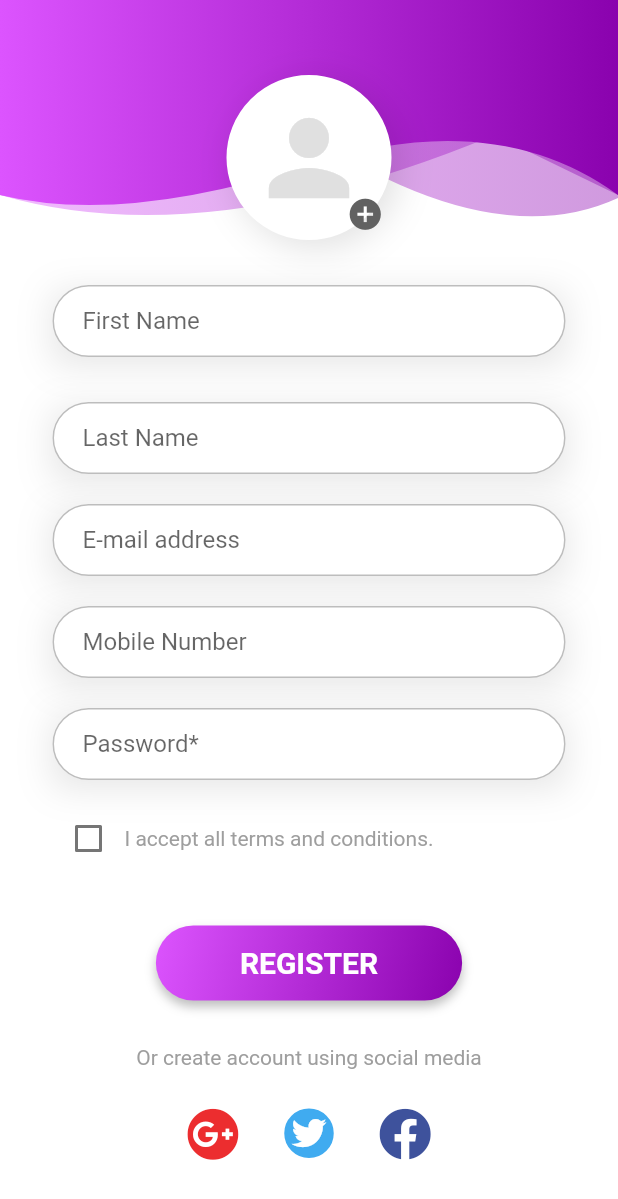
After one commit to FlutterTutorialNet/flutter_login_ui, a Flutter app: the RegistrationPage screen opened directly, on a phone screen of 412 x 824 dp. The commit adds this screen. Shown: the top 1199 px of the screen. Run offline on Flutter 3.47's test engine with Material 2 defaults, Android fonts, the phone set to English and light mode, and no system bars; our stand-ins replace font_awesome_flutter, hexcolor, otp_text_field.

Commit message:
Added all pages.

```diff
--- a/lib/common/theme_helper.dart
+++ b/lib/common/theme_helper.dart
@@ -16,6 +16,16 @@ class ThemeHelper{
       errorBorder: OutlineInputBorder(borderRadius: BorderRadius.circular(100.0), borderSide: BorderSide(color: Colors.red, width: 2.0)),
       focusedErrorBorder: OutlineInputBorder(borderRadius: BorderRadius.circular(100.0), borderSide: BorderSide(color: Colors.red, width: 2.0)),
     );
+  }
+
+  BoxDecoration inputBoxDecorationShaddow() {
+    return BoxDecoration(boxShadow: [
+      BoxShadow(
+        color: Colors.black.withOpacity(0.1),
+        blurRadius: 20,
+        offset: const Offset(0, 5),
+      )
+    ]);
   }
 
   BoxDecoration buttonBoxDecoration(BuildContext context, [String color1 = "", String color2 = ""]) {
@@ -59,6 +69,26 @@ class ThemeHelper{
     );
   }
 
+  AlertDialog alartDialog(String title, String content, BuildContext context) {
+    return AlertDialog(
+      title: Text(title),
+      content: Text(content),
+      actions: [
+        TextButton(
+          child: Text(
+            "OK",
+            style: TextStyle(color: Colors.white),
+          ),
+          style: ButtonStyle(
+              backgroundColor: MaterialStateProperty.all(Colors.black38)),
+          onPressed: () {
+            Navigator.of(context).pop();
+          },
+        ),
+      ],
+    );
+  }
+
 }
 
 class LoginFormStyle{
--- /dev/null
+++ b/lib/pages/registration_page.dart
@@ -0,0 +1,281 @@
+
+import 'package:flutter/cupertino.dart';
+import 'package:flutter/material.dart';
+import 'package:flutter_login_ui/common/theme_helper.dart';
+import 'package:flutter_login_ui/pages/widgets/header_widget.dart';
+import 'package:font_awesome_flutter/font_awesome_flutter.dart';
+import 'package:hexcolor/hexcolor.dart';
+
+import 'profile_page.dart';
+
+class RegistrationPage extends  StatefulWidget{
+  @override
+  State<StatefulWidget> createState() {
+     return _RegistrationPageState();
+  }
+}
+
+class _RegistrationPageState extends State<RegistrationPage>{
+
+  final _formKey = GlobalKey<FormState>();
+  bool checkedValue = false;
+  bool checkboxValue = false;
+
+  @override
+  Widget build(BuildContext context) {
+    return Scaffold(
+      backgroundColor: Colors.white,
+      body: SingleChildScrollView(
+        child: Stack(
+          children: [
+            Container(
+              height: 150,
+              child: HeaderWidget(150, false, Icons.person_add_alt_1_rounded),
+            ),
+            Container(
+              margin: EdgeInsets.fromLTRB(25, 50, 25, 10),
+              padding: EdgeInsets.fromLTRB(10, 0, 10, 0),
+              alignment: Alignment.center,
+              child: Column(
+                children: [
+                  Form(
+                    key: _formKey,
+                    child: Column(
+                      children: [
+                        GestureDetector(
+                          child: Stack(
+                            children: [
+                              Container(
+                                padding: EdgeInsets.all(10),
+                                decoration: BoxDecoration(
+                                  borderRadius: BorderRadius.circular(100),
+                                  border: Border.all(
+                                      width: 5, color: Colors.white),
+                                  color: Colors.white,
+                                  boxShadow: [
+                                    BoxShadow(
+                                      color: Colors.black12,
+                                      blurRadius: 20,
+                                      offset: const Offset(5, 5),
+                                    ),
+                                  ],
+                                ),
+                                child: Icon(
+                                  Icons.person,
+                                  color: Colors.grey.shade300,
+                                  size: 80.0,
+                                ),
+                              ),
+                              Container(
+                                padding: EdgeInsets.fromLTRB(80, 80, 0, 0),
+                                child: Icon(
+                                  Icons.add_circle,
+                                  color: Colors.grey.shade700,
+                                  size: 25.0,
+                                ),
+                              ),
+                            ],
+                          ),
+                        ),
+                        SizedBox(height: 30,),
+                        Container(
+                          child: TextFormField(
+                            decoration: ThemeHelper().textInputDecoration('First Name', 'Enter your first name'),
+                          ),
+                          decoration: ThemeHelper().inputBoxDecorationShaddow(),
+                        ),
+                        SizedBox(height: 30,),
+                        Container(
+                          child: TextFormField(
+                            decoration: ThemeHelper().textInputDecoration('Last Name', 'Enter your last name'),
+                          ),
+                          decoration: ThemeHelper().inputBoxDecorationShaddow(),
+                        ),
+                        SizedBox(height: 20.0),
+                        Container(
+                          child: TextFormField(
+                            decoration: ThemeHelper().textInputDecoration("E-mail address", "Enter your email"),
+                            keyboardType: TextInputType.emailAddress,
+                            validator: (val) {
+                              if(!(val!.isEmpty) && !RegExp(r"^[a-zA-Z0-9.!#$%&'*+/=?^_`{|}~-]+@[a-zA-Z0-9](?:[a-zA-Z0-9-]{0,253}[a-zA-Z0-9])?(?:\.[a-zA-Z0-9](?:[a-zA-Z0-9-]{0,253}[a-zA-Z0-9])?)*$").hasMatch(val)){
+                                return "Enter a valid email address";
+                              }
+                              return null;
+                            },
+                          ),
+                          decoration: ThemeHelper().inputBoxDecorationShaddow(),
+                        ),
+                        SizedBox(height: 20.0),
+                        Container(
+                          child: TextFormField(
+                            decoration: ThemeHelper().textInputDecoration(
+                                "Mobile Number",
+                                "Enter your mobile number"),
+                            keyboardType: TextInputType.phone,
+                            validator: (val) {
+                              if(!(val!.isEmpty) && !RegExp(r"^(\d+)*$").hasMatch(val)){
+                                return "Enter a valid phone number";
+                              }
+                              return null;
+                            },
+                          ),
+                          decoration: ThemeHelper().inputBoxDecorationShaddow(),
+                        ),
+                        SizedBox(height: 20.0),
+                        Container(
+                          child: TextFormField(
+                            obscureText: true,
+                            decoration: ThemeHelper().textInputDecoration(
+                                "Password*", "Enter your password"),
+                            validator: (val) {
+                              if (val!.isEmpty) {
+                                return "Please enter your password";
+                              }
+                              return null;
+                            },
+                          ),
+                          decoration: ThemeHelper().inputBoxDecorationShaddow(),
+                        ),
+                        SizedBox(height: 15.0),
+                        FormField<bool>(
+                          builder: (state) {
+                            return Column(
+                              children: <Widget>[
+                                Row(
+                                  children: <Widget>[
+                                    Checkbox(
+                                        value: checkboxValue,
+                                        onChanged: (value) {
+                                          setState(() {
+                                            checkboxValue = value!;
+                                            state.didChange(value);
+                                          });
+                                        }),
+                                    Text("I accept all terms and conditions.", style: TextStyle(color: Colors.grey),),
+                                  ],
+                                ),
+                                Container(
+                                  alignment: Alignment.centerLeft,
+                                  child: Text(
+                                    state.errorText ?? '',
+                                    textAlign: TextAlign.left,
+                                    style: TextStyle(color: Theme.of(context).errorColor,fontSize: 12,),
+                                  ),
+                                )
+                              ],
+                            );
+                          },
+                          validator: (value) {
+                            if (!checkboxValue) {
+                              return 'You need to accept terms and conditions';
+                            } else {
+                              return null;
+                            }
+                          },
+                        ),
+                        SizedBox(height: 20.0),
+                        Container(
+                          decoration: ThemeHelper().buttonBoxDecoration(context),
+                          child: ElevatedButton(
+                            style: ThemeHelper().buttonStyle(),
+                            child: Padding(
+                              padding: const EdgeInsets.fromLTRB(40, 10, 40, 10),
+                              child: Text(
+                                "Register".toUpperCase(),
+                                style: TextStyle(
+                                  fontSize: 20,
+                                  fontWeight: FontWeight.bold,
+                                  color: Colors.white,
+                                ),
+                              ),
+                            ),
+                            onPressed: () {
+                              if (_formKey.currentState!.validate()) {
+                                Navigator.of(context).pushAndRemoveUntil(
+                                    MaterialPageRoute(
+                                        builder: (context) => ProfilePage()
+                                    ),
+                                        (Route<dynamic> route) => false
+                                );
+                              }
+                            },
+                          ),
+                        ),
+                        SizedBox(height: 30.0),
+                        Text("Or create account using social media",  style: TextStyle(color: Colors.grey),),
+                        SizedBox(height: 25.0),
+                        Row(
+                          mainAxisAlignment: MainAxisAlignment.center,
+                          children: [
+                            GestureDetector(
+                              child: FaIcon(
+                                FontAwesomeIcons.googlePlus, size: 35,
+                                color: HexColor("#EC2D2F"),),
+                              onTap: () {
+                                setState(() {
+                                  showDialog(
+                                    context: context,
+                                    builder: (BuildContext context) {
+                                      return ThemeHelper().alartDialog("Google Plus","You tap on GooglePlus social icon.",context);
+                                    },
+                                  );
+                                });
+                              },
+                            ),
+                            SizedBox(width: 30.0,),
+                            GestureDetector(
+                              child: Container(
+                                padding: EdgeInsets.all(0),
+                                decoration: BoxDecoration(
+                                  borderRadius: BorderRadius.circular(100),
+                                  border: Border.all(width: 5, color: HexColor("#40ABF0")),
+                                  color: HexColor("#40ABF0"),
+                                ),
+                                child: FaIcon(
+                                  FontAwesomeIcons.twitter, size: 23,
+                                  color: HexColor("#FFFFFF"),),
+                              ),
+                              onTap: () {
+                                setState(() {
+                                  showDialog(
+                                    context: context,
+                                    builder: (BuildContext context) {
+                                      return ThemeHelper().alartDialog("Twitter","You tap on Twitter social icon.",context);
+                                    },
+                                  );
+                                });
+                              },
+                            ),
+                            SizedBox(width: 30.0,),
+                            GestureDetector(
+                              child: FaIcon(
+                                FontAwesomeIcons.facebook, size: 35,
+                                color: HexColor("#3E529C"),),
+                              onTap: () {
+                                setState(() {
+                                  showDialog(
+                                    context: context,
+                                    builder: (BuildContext context) {
+                                      return ThemeHelper().alartDialog("Facebook",
+                                          "You tap on Facebook social icon.",
+                                          context);
+                                    },
+                                  );
+                                });
+                              },
+                            ),
+                          ],
+                        ),
+                      ],
+                    ),
+                  ),
+                ],
+              ),
+            ),
+          ],
+        ),
+      ),
+    );
+  }
+
+}
--- a/pubspec.yaml
+++ b/pubspec.yaml
@@ -29,6 +29,8 @@ dependencies:
   # Use with the CupertinoIcons class for iOS style icons.
   cupertino_icons: ^1.0.2
   hexcolor: ^2.0.4
+  font_awesome_flutter: ^9.1.0
+  otp_text_field: ^1.1.1
 
 dev_dependencies:
   flutter_test:
```
Also changed, not shown: lib/main.dart (+12 -0 lines), lib/pages/forgot_password_page.dart (added, +155 -0 lines), lib/pages/forgot_password_verification_page.dart (added, +159 -0 lines), lib/pages/login_page.dart (+37 -7 lines), lib/pages/profile_page.dart (+47 -0 lines).
